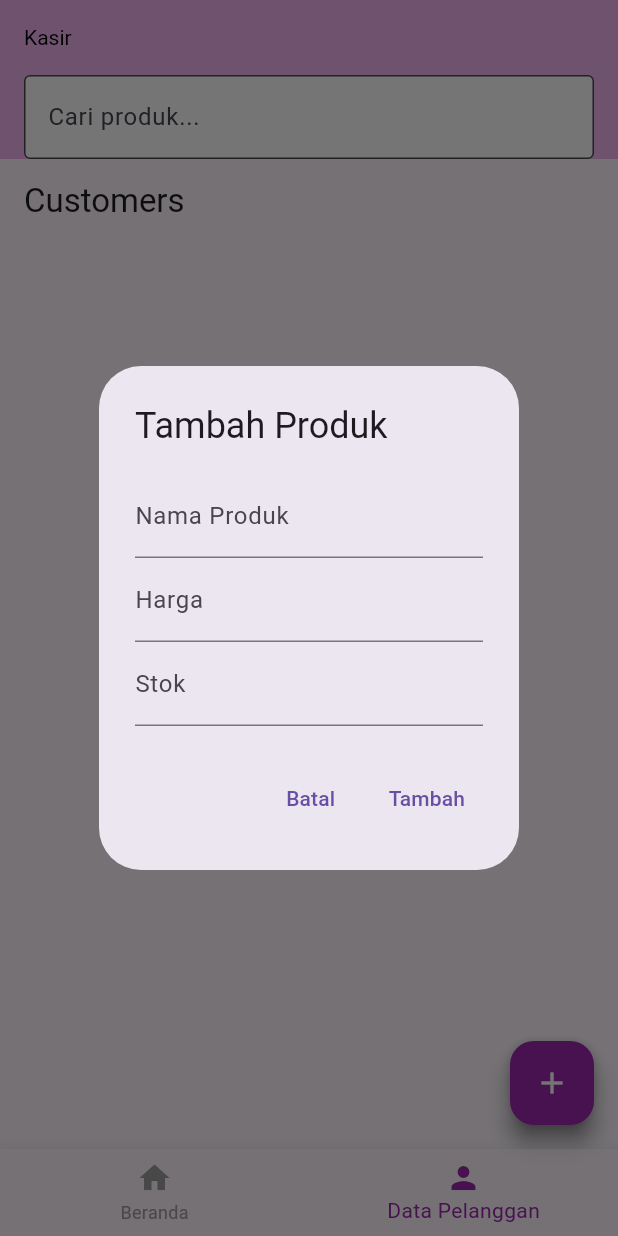
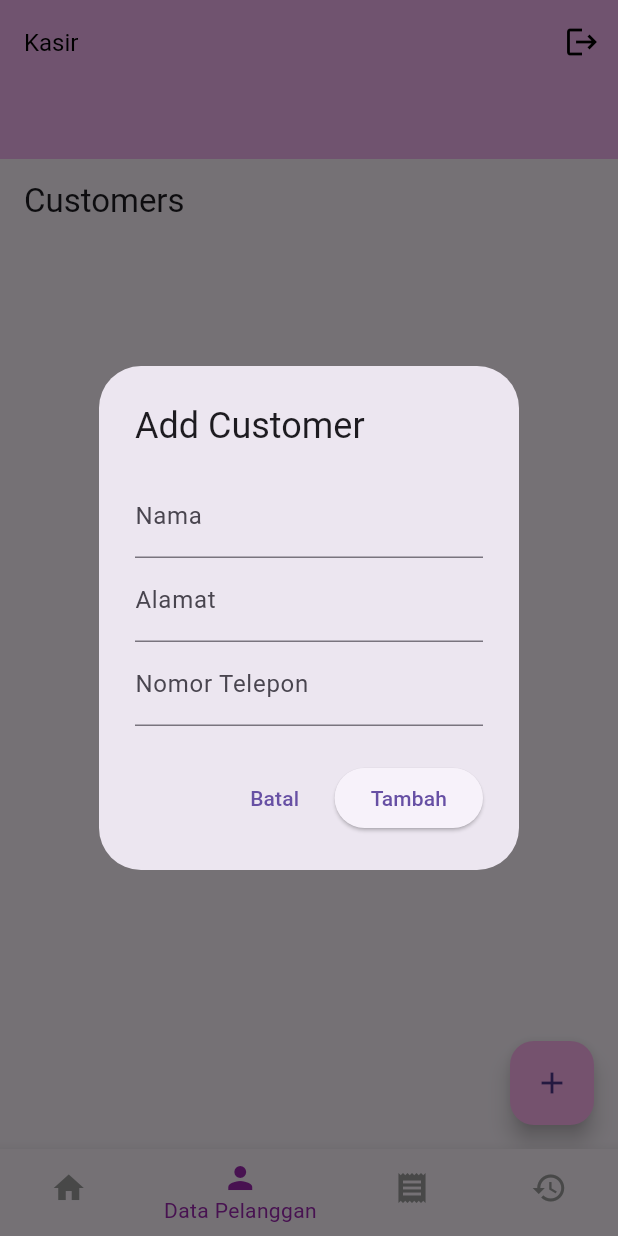
Before and after one commit to indinovia/ukk_2025, a Flutter app: the HomeScreen screen opened directly with empty values, item 2 of the bottom bar chosen, after a tap on the "add" icon, on a phone screen of 412 x 824 dp. Run offline on Flutter 3.47's test engine with Material 3 defaults, Android fonts, the phone set to English and light mode, and no system bars; our stand-ins replace supabase_flutter; accounts and stored records are empty.

Commit message:
crud produk

```diff
--- a/lib/home_page.dart
+++ b/lib/home_page.dart
@@ -1,6 +1,8 @@
 import 'package:flutter/material.dart';
 import 'package:supabase_flutter/supabase_flutter.dart';
-import 'package:ukk_2025/pelanggan_page.dart';
+import 'package:ukk_2025/login_form.dart';
+import 'package:ukk_2025/transaction_page.dart';
+import 'pelanggan_page.dart';
 
 class HomeScreen extends StatefulWidget {
   final int userId;
@@ -13,20 +15,31 @@ class HomeScreen extends StatefulWidget {
 }
 
 class _HomeScreenState extends State<HomeScreen> {
-  final SupabaseClient supabase = Supabase.instance.client;
-  List<Map<String, dynamic>> products = [];
-  List<Map<String, dynamic>> filteredProducts = [];
-  bool isLoading = true;
-  int _currentIndex = 0;
-  String searchQuery = '';
+  final SupabaseClient supabase =
+      Supabase.instance.client; // Koneksi ke Supabase
+  List<Map<String, dynamic>> products = []; // List untuk menyimpan data produk
+  List<Map<String, dynamic>> filteredProducts =
+      []; // List untuk hasil pencarian produk
+  bool isLoading = true; // Status loading data
+  int _currentIndex = 0; // Indeks untuk navigasi bottom bar
+  String searchQuery = ''; // Query pencarian produk
   TextEditingController searchController = TextEditingController();
+  void _logout() {
+    Navigator.pushReplacement(
+      context,
+      MaterialPageRoute(
+          builder: (context) =>
+              LoginPage()), // Navigasi kembali ke halaman login
+    );
+  }
 
   @override
   void initState() {
     super.initState();
-    _fetchProducts();
+    _fetchProducts(); // Panggil fungsi untuk mengambil data produk dari Supabase
     searchController.addListener(() {
-      _filterProducts(searchController.text);
+      _filterProducts(
+          searchController.text); // Update hasil pencarian saat teks berubah
     });
   }
 
@@ -36,12 +49,13 @@ class _HomeScreenState extends State<HomeScreen> {
     super.dispose();
   }
 
-
+  // Fungsi untuk mengambil data produk dari Supabase
   Future<void> _fetchProducts() async {
     try {
       final response = await supabase.from('produk').select();
       setState(() {
-        products = response.map((product) => product as Map<String, dynamic>).toList();
+        products =
+            response.map((product) => product as Map<String, dynamic>).toList();
         filteredProducts = List.from(products);
         isLoading = false;
       });
@@ -53,15 +67,20 @@ class _HomeScreenState extends State<HomeScreen> {
     }
   }
 
+  // Fungsi untuk memfilter produk berdasarkan nama
   void _filterProducts(String query) {
     setState(() {
       searchQuery = query;
       filteredProducts = products.where((product) {
-        return product['nama_produk']?.toLowerCase().contains(query.toLowerCase()) ?? false;
+        return product['nama_produk']
+                ?.toLowerCase()
+                .contains(query.toLowerCase()) ??
+            false;
       }).toList();
     });
   }
 
+// Fungsi untuk mengecek apakah produk dengan nama yang sama sudah ada
   Future<bool> _isDuplicateProduct(String namaProduk, {int? excludeId}) async {
     final existingProduct = await supabase
         .from('produk')
@@ -70,10 +89,10 @@ class _HomeScreenState extends State<HomeScreen> {
         .maybeSingle();
 
     if (existingProduct == null) return false;
-    if (excludeId != null && existingProduct['produk_id'] == excludeId) return false;
+    if (excludeId != null && existingProduct['produk_id'] == excludeId)
+      return false;
     return true;
   }
-
 
   Future<void> _addProduct(String namaProduk, double harga, int stok) async {
     if (await _isDuplicateProduct(namaProduk)) {
@@ -95,18 +114,17 @@ Future<void> _addProduct(String namaProduk, double harga, int stok) async {
     }
   }
 
-
-
   Future<void> _deleteProduct(int productId) async {
     try {
       await supabase.from('produk').delete().eq('produk_id', productId);
-      _fetchProducts();
+      await _fetchProducts(); // Pastikan daftar produk diperbarui setelah penghapusan selesai
     } catch (e) {
       print('Error menghapus produk: $e');
     }
   }
 
-  Future<void> _editProduct(int productId, String namaProduk, double harga, int stok) async {
+  Future<void> _editProduct(
+      int productId, String namaProduk, double harga, int stok) async {
     if (await _isDuplicateProduct(namaProduk, excludeId: productId)) {
       ScaffoldMessenger.of(context).showSnackBar(
         SnackBar(content: Text("Produk dengan nama yang sama sudah ada!")),
@@ -125,6 +143,7 @@ Future<void> _addProduct(String namaProduk, double harga, int stok) async {
       print('Error mengedit produk: $e');
     }
   }
+
   void _showEditProductDialog(Map<String, dynamic> product) {
     final TextEditingController namaController =
         TextEditingController(text: product['nama_produk']);
@@ -195,6 +214,7 @@ Future<void> _addProduct(String namaProduk, double harga, int stok) async {
     );
   }
 
+  // Fungsi untuk menambah produk ke dalam database
   void _showAddProductDialog() {
     final TextEditingController namaController = TextEditingController();
     final TextEditingController hargaController = TextEditingController();
@@ -262,9 +282,37 @@ List<Map<String, dynamic>> filteredProducts = [];
     );
   }
 
+  void _confirmDelete(int productId) {
+    showDialog(
+      context: context,
+      builder: (context) {
+        return AlertDialog(
+          title: Text("Hapus Produk"),
+          content: Text("Apakah Anda yakin ingin menghapus produk ini?"),
+          actions: [
+            TextButton(
+              onPressed: () =>
+                  Navigator.pop(context), // Tutup dialog jika batal
+              child: Text("Batal"),
+            ),
+            TextButton(
+              onPressed: () async {
+                Navigator.pop(context); // Tutup dialog sebelum menghapus
+                await _deleteProduct(productId); // Hapus produk
+              },
+              child: Text("Hapus", style: TextStyle(color: Colors.red)),
+            ),
+          ],
+        );
+      },
+    );
+  }
+
+  // Fungsi untuk menampilkan daftar produk dalam bentuk ListView
   Widget _buildProductList() {
     if (isLoading) {
-      return Center(child: CircularProgressIndicator());
+      return Center(
+          child: CircularProgressIndicator()); // Tampilkan indikator loading
     }
     if (filteredProducts.isEmpty) {
       return Center(child: Text('Tidak ada produk tersedia'));
@@ -276,12 +324,33 @@ List<Map<String, dynamic>> filteredProducts = [];
         final product = filteredProducts[index];
         return Card(
           elevation: 3,
-          shape: RoundedRectangleBorder(borderRadius: BorderRadius.circular(10)),
+          shape:
+              RoundedRectangleBorder(borderRadius: BorderRadius.circular(10)),
           child: ListTile(
             leading: Icon(Icons.shopping_bag, color: Colors.purple),
             title: Text(product['nama_produk'] ?? 'Unknown',
                 style: TextStyle(fontWeight: FontWeight.bold)),
-            subtitle: Text('Harga: Rp${product['harga']} | Stok: ${product['stok']}'),
+            subtitle:
+                Text('Harga: Rp${product['harga']} | Stok: ${product['stok']}'),
+            trailing: Row(
+              mainAxisSize: MainAxisSize.min,
+              children: [
+                IconButton(
+                  icon: Icon(Icons.edit, color: Colors.blue),
+                  onPressed: () {
+                    _showEditProductDialog(
+                        product); // Panggil fungsi edit di sini
+                  },
+                ),
+                IconButton(
+                  icon: Icon(Icons.delete, color: Colors.red),
+                  onPressed: () {
+                    _confirmDelete(product[
+                        'produk_id']); // Ganti dengan konfirmasi sebelum hapus
+                  },
+                ),
+              ],
+            ),
           ),
         );
       },
@@ -290,25 +359,20 @@ List<Map<String, dynamic>> filteredProducts = [];
 
   Widget _getPage(int index) {
     switch (index) {
+      case 4:
+        return PelangganPage();
+      case 3:
+        return PelangganPage();
+      case 2:
+        return TransactionPage(userId: 123, username: 'disesuaikan');
       case 1:
         return PelangganPage();
       case 0:
       default:
-        return _buildProductList();
-    }
-  }
-
-  @override
-  Widget build(BuildContext context) {
-  return Scaffold(
-    appBar: AppBar(
-      elevation: 4,
-      backgroundColor: Color(0xffffbcf8),
-      title: const Text("Kasir", style: TextStyle(fontSize: 14, color: Color(0xff000000))),
-      bottom: PreferredSize(
-        preferredSize: Size.fromHeight(50.0),
-        child: Padding(
-          padding: const EdgeInsets.symmetric(horizontal: 16.0),
+        return Column(
+          children: [
+            Padding(
+              padding: const EdgeInsets.all(16.0),
               child: TextField(
                 controller: searchController,
                 decoration: InputDecoration(
@@ -319,9 +383,36 @@ List<Map<String, dynamic>> filteredProducts = [];
                 ),
               ),
             ),
+            Expanded(child: _buildProductList()),
+          ],
+        );
+    }
+  }
+
+  @override
+  Widget build(BuildContext context) {
+    return Scaffold(
+      appBar: AppBar(
+        elevation: 2,
+        backgroundColor: Color(0xffffbcf8),
+        title: Text(
+          "Kasir",
+          style: TextStyle(fontSize: 16, color: Colors.black),
+        ),
+        actions: [
+          IconButton(
+            icon: Icon(Icons.logout, color: Colors.black),
+            onPressed: _logout,
+          ),
+        ],
+        bottom: PreferredSize(
+          preferredSize: Size.fromHeight(50.0),
+          child: Padding(
+            padding: const EdgeInsets.symmetric(horizontal: 16.0),
           ),
         ),
-      body: _getPage(_currentIndex),
+      ),
+      body: _getPage(_currentIndex), // Tampilkan daftar produk
       bottomNavigationBar: BottomNavigationBar(
           currentIndex: _currentIndex,
           onTap: (index) => setState(() => _currentIndex = index),
@@ -329,14 +420,20 @@ List<Map<String, dynamic>> filteredProducts = [];
           unselectedItemColor: Colors.grey,
           items: const [
             BottomNavigationBarItem(icon: Icon(Icons.home), label: 'Beranda'),
-          BottomNavigationBarItem(icon: Icon(Icons.person), label: 'Data Pelanggan'),
-        ],
-      ),
-      floatingActionButton: FloatingActionButton(
+            BottomNavigationBarItem(
+                icon: Icon(Icons.person), label: 'Data Pelanggan'),
+            BottomNavigationBarItem(
+                icon: Icon(Icons.receipt), label: 'Transaksi'),
+            BottomNavigationBarItem(
+                icon: Icon(Icons.history), label: 'Riwayat'),
+          ]),
+      floatingActionButton: _currentIndex == 0
+          ? FloatingActionButton(
               onPressed: _showAddProductDialog,
               backgroundColor: Colors.purple,
               child: Icon(Icons.add, color: Colors.white),
             )
+          : null,
     );
   }
 }
```
Lines whose indentation alone changed are shown as unchanged.
